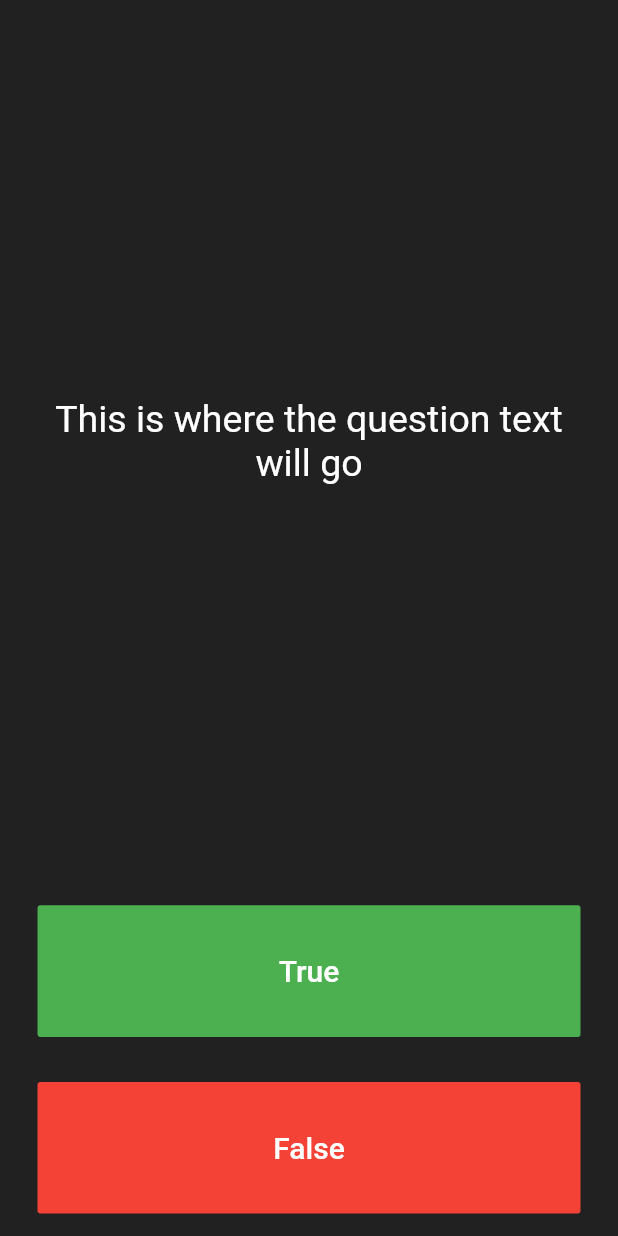
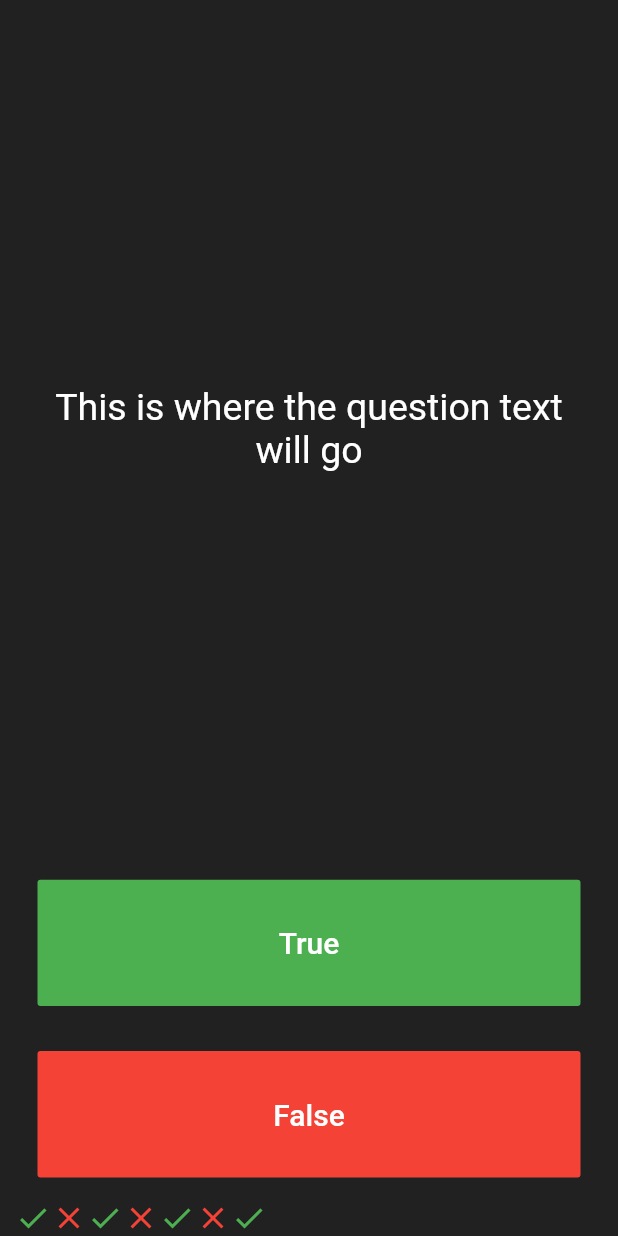
Before and after one commit to eliseuvideira/quizzler_flutter, a Flutter app: the screen it shows after launch, after a tap on "True", on a phone screen of 412 x 824 dp. Run offline on Flutter 3.47's test engine with Material 2 defaults, Android fonts, the phone set to English and light mode, and no system bars.

Commit message:
Static Layout and ScoreKeeper

```diff
--- a/lib/main.dart
+++ b/lib/main.dart
@@ -26,6 +26,28 @@ class HomePage extends StatefulWidget {
 }
 
 class _HomePageState extends State<HomePage> {
+  final List<Icon> scoreKeeper = [
+    _buildAnswer(true),
+    _buildAnswer(false),
+    _buildAnswer(true),
+    _buildAnswer(false),
+    _buildAnswer(true),
+    _buildAnswer(false),
+  ];
+
+  static Icon _buildAnswer(bool isCorrect) {
+    if (isCorrect) {
+      return Icon(
+        Icons.check,
+        color: Colors.green,
+      );
+    }
+    return Icon(
+      Icons.close,
+      color: Colors.red,
+    );
+  }
+
   @override
   Widget build(BuildContext context) {
     return Column(
@@ -57,7 +79,11 @@ class _HomePageState extends State<HomePage> {
                 'True',
                 style: TextStyle(color: Colors.white, fontSize: 20.0),
               ),
-              onPressed: () {},
+              onPressed: () {
+                setState(() {
+                  scoreKeeper.add(_buildAnswer(true));
+                });
+              },
             ),
           ),
         ),
@@ -70,10 +96,17 @@ class _HomePageState extends State<HomePage> {
                 'False',
                 style: TextStyle(color: Colors.white, fontSize: 20.0),
               ),
-              onPressed: () {},
+              onPressed: () {
+                setState(() {
+                  scoreKeeper.add(_buildAnswer(false));
+                });
+              },
             ),
           ),
         ),
+        Row(
+          children: scoreKeeper,
+        )
       ],
     );
   }
```
